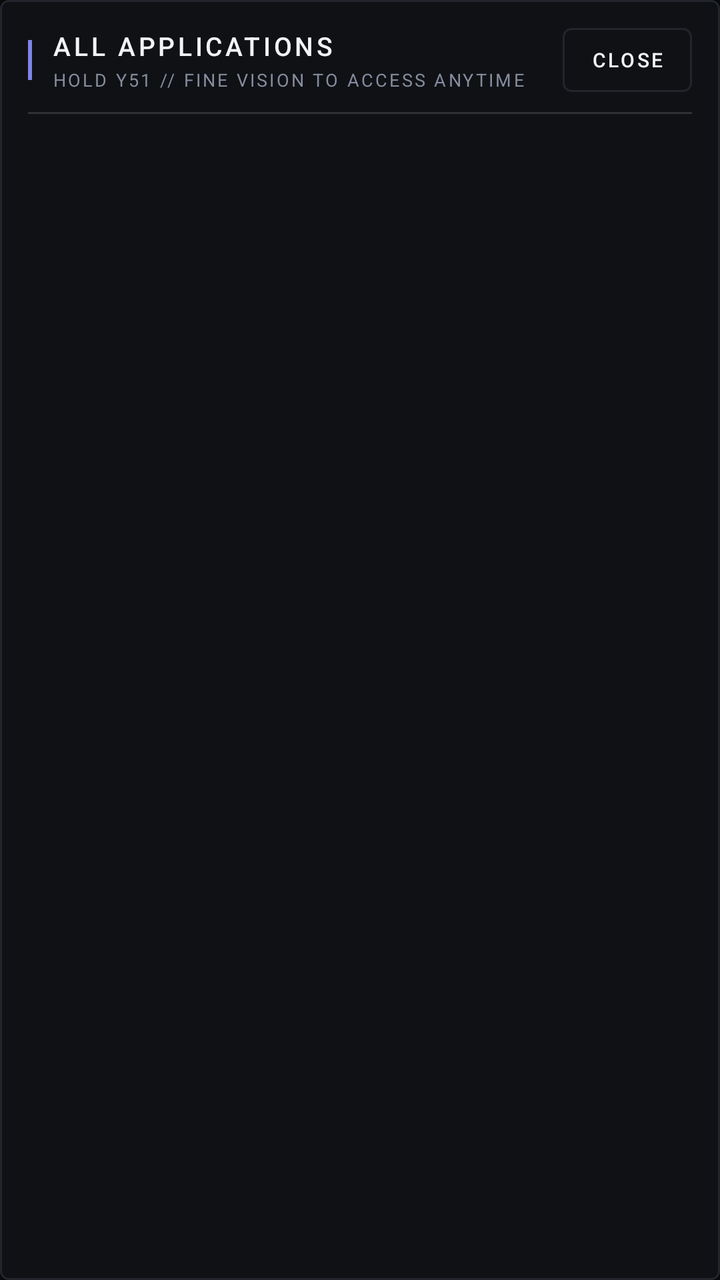
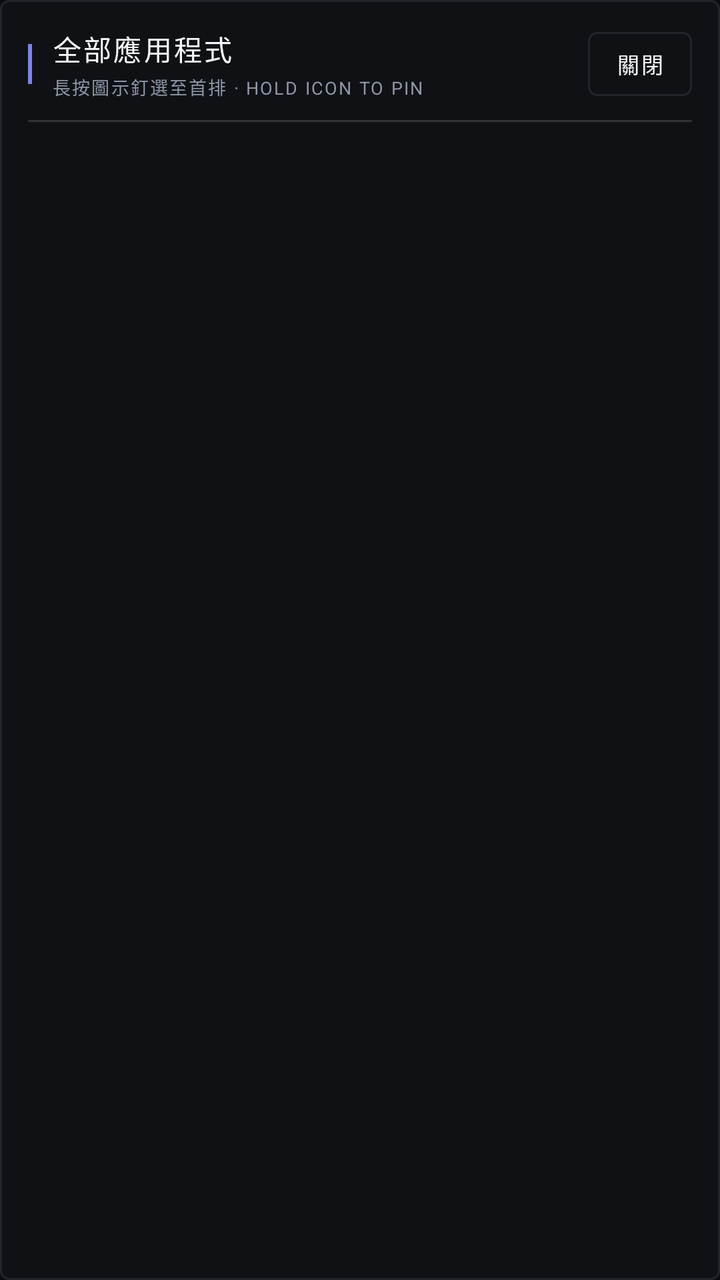

An Android layout rendered at two revisions. The XML below is the earlier revision; the diff shows what the commit changed to produce the second picture.
<!-- AndroidManifest.xml: application theme Theme.InfinitiFineVision -->
<!-- res/layout/dialog_app_drawer.xml -->
<?xml version="1.0" encoding="utf-8"?>
<LinearLayout xmlns:android="http://schemas.android.com/apk/res/android"
    android:id="@+id/panelAppDrawer"
    android:layout_width="match_parent"
    android:layout_height="wrap_content"
    android:background="@drawable/bg_panel"
    android:orientation="vertical"
    android:padding="14dp">

    <LinearLayout
        android:layout_width="match_parent"
        android:layout_height="wrap_content"
        android:gravity="center_vertical"
        android:orientation="horizontal">

        <View
            android:layout_width="2dp"
            android:layout_height="20dp"
            android:layout_marginEnd="10dp"
            android:background="@color/accent_fine_vision" />

        <LinearLayout
            android:layout_width="0dp"
            android:layout_height="wrap_content"
            android:layout_weight="1"
            android:orientation="vertical">

            <TextView
                android:layout_width="match_parent"
                android:layout_height="wrap_content"
                android:fontFamily="sans-serif-medium"
                android:letterSpacing="0.12"
                android:maxLines="1"
                android:text="@string/drawer_title"
                android:textAllCaps="true"
                android:textColor="@color/text_primary"
                android:textSize="13sp" />

            <TextView
                android:layout_width="match_parent"
                android:layout_height="wrap_content"
                android:layout_marginTop="2dp"
                android:fontFamily="sans-serif"
                android:letterSpacing="0.12"
                android:maxLines="1"
                android:text="@string/drawer_subtitle"
                android:textAllCaps="true"
                android:textColor="@color/text_secondary"
                android:textSize="9sp" />
        </LinearLayout>

        <TextView
            android:id="@+id/btnDrawerClose"
            android:layout_width="wrap_content"
            android:layout_height="32dp"
            android:background="@drawable/bg_button_instrument"
            android:clickable="true"
            android:focusable="true"
            android:fontFamily="sans-serif-medium"
            android:gravity="center"
            android:letterSpacing="0.12"
            android:paddingStart="14dp"
            android:paddingEnd="14dp"
            android:text="@string/voice_btn_close"
            android:textAllCaps="true"
            android:textColor="@color/text_primary"
            android:textSize="10sp" />
    </LinearLayout>

    <View
        android:layout_width="match_parent"
        android:layout_height="1dp"
        android:layout_marginTop="10dp"
        android:layout_marginBottom="10dp"
        android:background="@color/glass_divider" />

    <GridView
        android:id="@+id/gridAppDrawer"
        android:layout_width="match_parent"
        android:layout_height="260dp"
        android:horizontalSpacing="8dp"
        android:numColumns="4"
        android:scrollbars="vertical"
        android:stretchMode="columnWidth"
        android:verticalSpacing="8dp" />
</LinearLayout>
<!-- resources referenced by this layout -->
<resources>
  <color name="accent_fine_vision">#7D85E6</color>
  <color name="glass_divider">#22FFFFFF</color>
  <color name="text_primary">#F2F2F7</color>
  <color name="text_secondary">#858C9D</color>
  <!-- drawable bg_button_instrument (drawable) -->
  <?xml version="1.0" encoding="utf-8"?>
  <selector xmlns:android="http://schemas.android.com/apk/res/android">
      <item android:state_pressed="true">
          <shape android:shape="rectangle">
              <solid android:color="@color/surface_panel_pressed" />
              <stroke
                  android:width="1dp"
                  android:color="@color/accent_fine_vision" />
              <corners android:radius="4dp" />
          </shape>
      </item>
      <item>
          <shape android:shape="rectangle">
              <solid android:color="@color/surface_panel" />
              <stroke
                  android:width="1dp"
                  android:color="@color/border_hairline" />
              <corners android:radius="4dp" />
          </shape>
      </item>
  </selector>
  <!-- drawable bg_panel (drawable) -->
  <?xml version="1.0" encoding="utf-8"?>
  <shape xmlns:android="http://schemas.android.com/apk/res/android"
      android:shape="rectangle">
      <solid android:color="@color/surface_panel" />
      <stroke
          android:width="1dp"
          android:color="@color/border_hairline" />
      <corners android:radius="4dp" />
  </shape>
  <string name="drawer_subtitle">HOLD Y51 // FINE VISION TO ACCESS ANYTIME</string>
  <string name="drawer_title">ALL APPLICATIONS</string>
  <string name="voice_btn_close">CLOSE</string>
  <style name="Theme.InfinitiFineVision" parent="Theme.AppCompat.NoActionBar">
          <item name="android:windowBackground">@color/bg_obsidian</item>
          <item name="android:colorBackground">@color/bg_obsidian</item>
          <item name="android:windowFullscreen">true</item>
          <item name="android:windowNoTitle">true</item>
          <item name="android:windowActionBar">false</item>
          <item name="android:statusBarColor">@color/bg_obsidian</item>
          <item name="android:navigationBarColor">@color/bg_obsidian</item>
          <item name="colorPrimary">@color/accent_fine_vision</item>
          <item name="colorPrimaryDark">@color/bg_obsidian</item>
          <item name="colorAccent">@color/accent_fine_vision</item>
      </style>
  <color name="surface_panel_pressed">#161920</color>
  <color name="surface_panel">#0F1115</color>
  <color name="border_hairline">#22252C</color>
  <color name="bg_obsidian">#090A0C</color>
</resources>

<!-- the commit's change to res/layout/dialog_app_drawer.xml (unified diff, before → after) -->
@@ -29,25 +29,34 @@
                 android:layout_width="match_parent"
                 android:layout_height="wrap_content"
                 android:fontFamily="sans-serif-medium"
-                android:letterSpacing="0.12"
+                android:letterSpacing="0.08"
                 android:maxLines="1"
                 android:text="@string/drawer_title"
-                android:textAllCaps="true"
                 android:textColor="@color/text_primary"
-                android:textSize="13sp" />
+                android:textSize="14sp" />
 
             <TextView
                 android:layout_width="match_parent"
                 android:layout_height="wrap_content"
                 android:layout_marginTop="2dp"
                 android:fontFamily="sans-serif"
-                android:letterSpacing="0.12"
+                android:letterSpacing="0.08"
                 android:maxLines="1"
                 android:text="@string/drawer_subtitle"
-                android:textAllCaps="true"
                 android:textColor="@color/text_secondary"
                 android:textSize="9sp" />
         </LinearLayout>
+
+        <TextView
+            android:id="@+id/tvDrawerVersion"
+            android:layout_width="wrap_content"
+            android:layout_height="wrap_content"
+            android:layout_marginEnd="10dp"
+            android:fontFamily="sans-serif-medium"
+            android:fontFeatureSettings="tnum"
+            android:letterSpacing="0.08"
+            android:textColor="@color/text_secondary"
+            android:textSize="10sp" />
 
         <TextView
             android:id="@+id/btnDrawerClose"
@@ -58,13 +67,12 @@
             android:focusable="true"
             android:fontFamily="sans-serif-medium"
             android:gravity="center"
-            android:letterSpacing="0.12"
+            android:letterSpacing="0.08"
             android:paddingStart="14dp"
             android:paddingEnd="14dp"
             android:text="@string/voice_btn_close"
-            android:textAllCaps="true"
             android:textColor="@color/text_primary"
-            android:textSize="10sp" />
+            android:textSize="11sp" />
     </LinearLayout>
 
     <View
@@ -77,7 +85,7 @@
     <GridView
         android:id="@+id/gridAppDrawer"
         android:layout_width="match_parent"
-        android:layout_height="260dp"
+        android:layout_height="248dp"
         android:horizontalSpacing="8dp"
         android:numColumns="4"
         android:scrollbars="vertical"
<!-- resource entries referenced after the edit -->
@@ -1,9 +1,9 @@
 <!-- resources referenced by this layout -->
 <resources>
   <color name="accent_fine_vision">#7D85E6</color>
-  <color name="glass_divider">#22FFFFFF</color>
-  <color name="text_primary">#F2F2F7</color>
-  <color name="text_secondary">#858C9D</color>
+  <color name="glass_divider">#24FFFFFF</color>
+  <color name="text_primary">#F5F6FA</color>
+  <color name="text_secondary">#8E96A8</color>
   <!-- drawable bg_button_instrument (drawable) -->
   <?xml version="1.0" encoding="utf-8"?>
   <selector xmlns:android="http://schemas.android.com/apk/res/android">
@@ -36,9 +36,9 @@
           android:color="@color/border_hairline" />
       <corners android:radius="4dp" />
   </shape>
-  <string name="drawer_subtitle">HOLD Y51 // FINE VISION TO ACCESS ANYTIME</string>
-  <string name="drawer_title">ALL APPLICATIONS</string>
-  <string name="voice_btn_close">CLOSE</string>
+  <string name="drawer_subtitle">長按圖示釘選至首排  ·  HOLD ICON TO PIN</string>
+  <string name="drawer_title">全部應用程式</string>
+  <string name="voice_btn_close">關閉</string>
   <style name="Theme.InfinitiFineVision" parent="Theme.AppCompat.NoActionBar">
           <item name="android:windowBackground">@color/bg_obsidian</item>
           <item name="android:colorBackground">@color/bg_obsidian</item>
